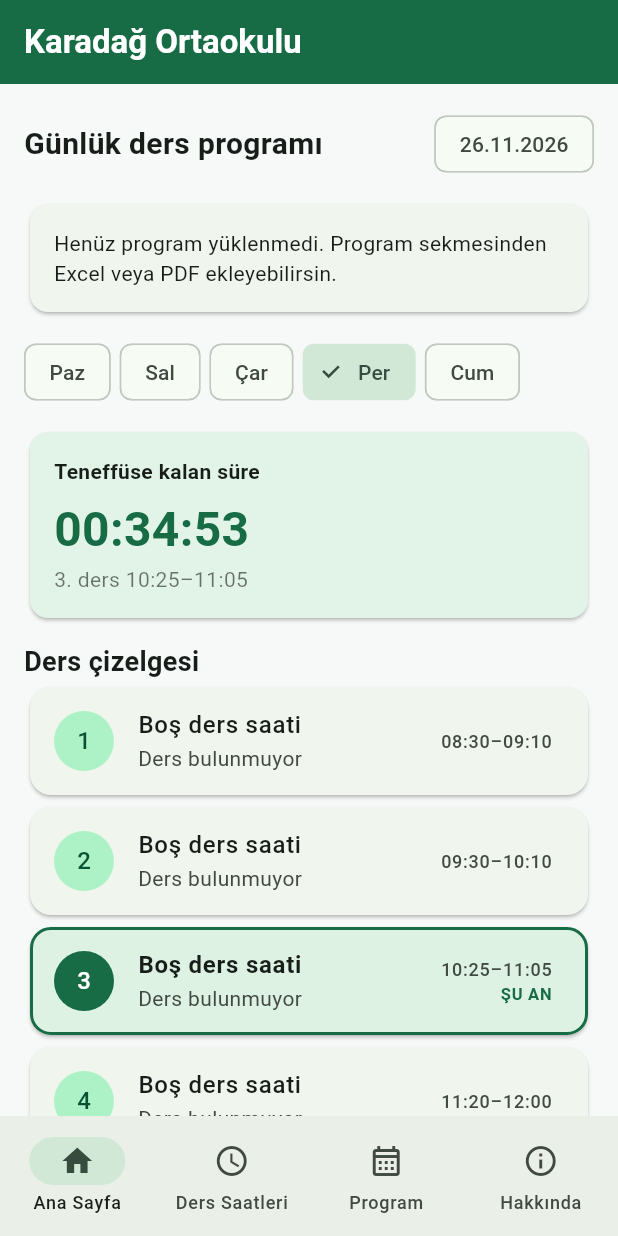
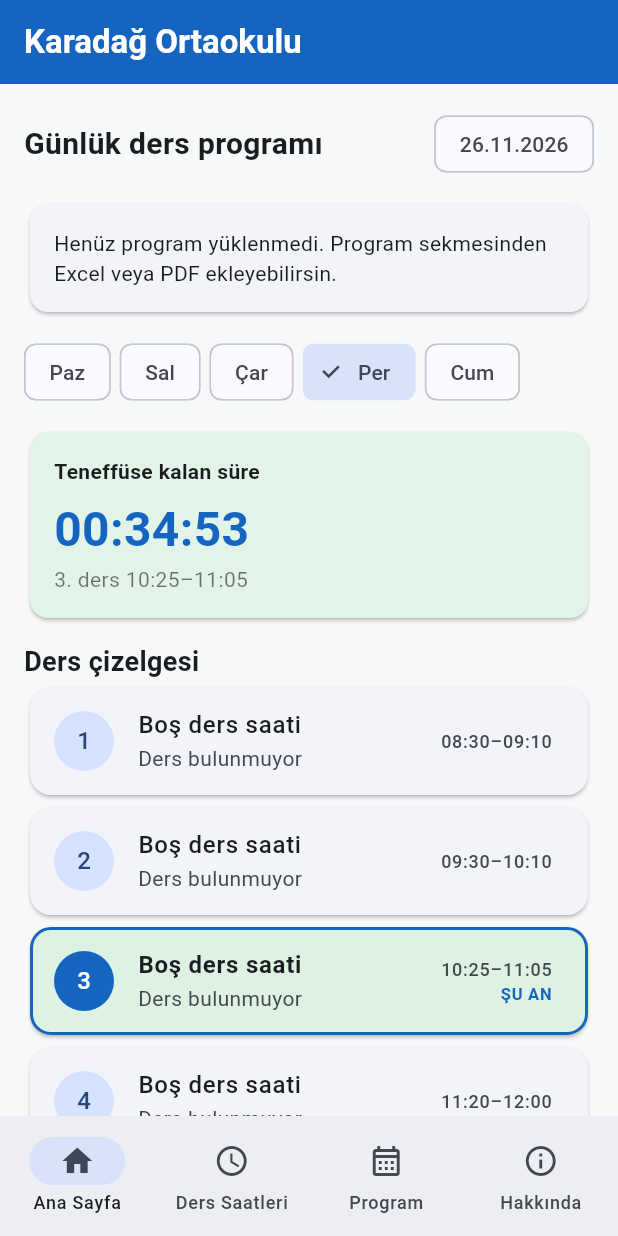
Before and after one commit to hiseno6190-creator/karadag-ortaokulu-ogretmenim, a Flutter app: the screen it shows after launch, on a phone screen of 412 x 824 dp. Run offline on Flutter 3.47's test engine with Material 3 defaults, Android fonts, the phone set to English and light mode, and no system bars; our stand-ins replace file_picker, flutter_local_notifications, shared_preferences, timezone; missing offline and left inert: excel, syncfusion_flutter_pdf.

Commit message:
Change brand color from green to blue

```diff
--- a/lib/main.dart
+++ b/lib/main.dart
@@ -15,7 +15,7 @@ import 'notification_service.dart';
 
 void main() => runApp(const KaradagApp());
 
-const brand = Color(0xFF176B45);
+const brand = Color(0xFF1565C0);
 const weekdays = ['Pazartesi', 'Salı', 'Çarşamba', 'Perşembe', 'Cuma'];
 
 class LessonPeriod {
```
